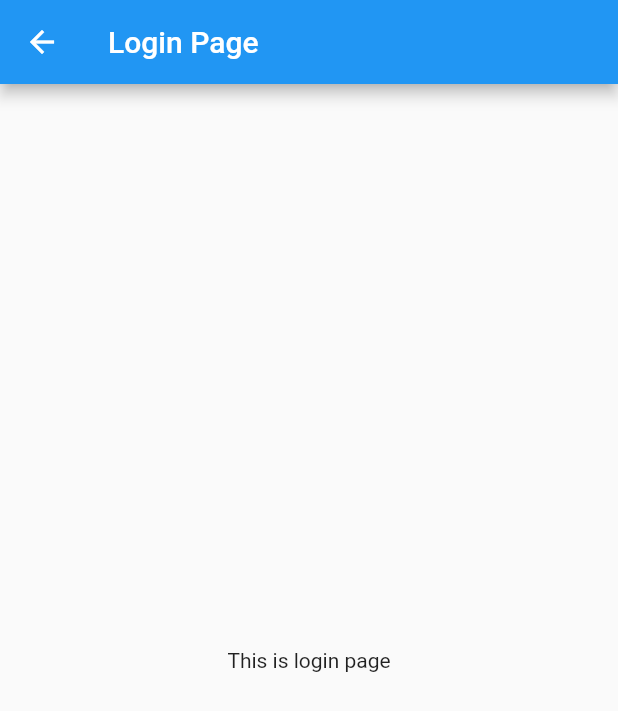
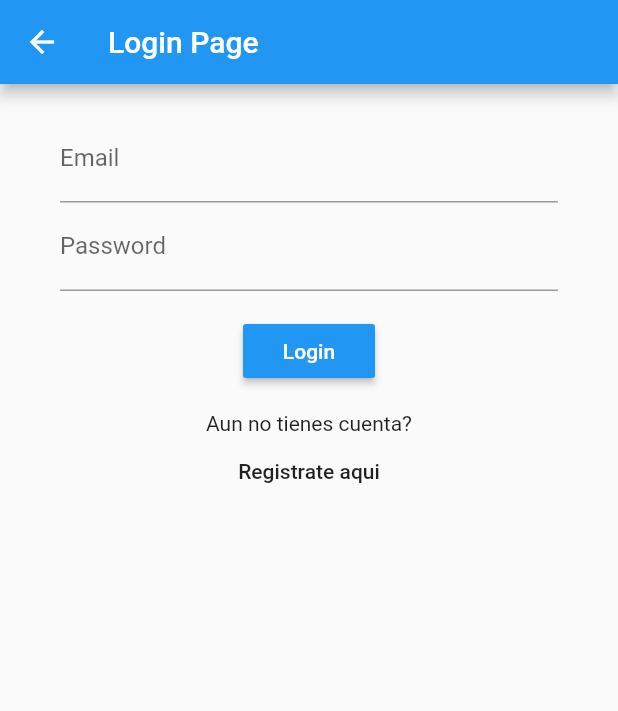
Before and after one commit to jinostrozam/crud_starterapp, a Flutter app: the screen it shows after launch, in the side drawer, after a tap on "Login", on a phone screen of 412 x 824 dp. Shown: the top 711 px of the screen. Run offline on Flutter 3.47's test engine with Material 2 defaults, Android fonts, the phone set to English and light mode, and no system bars; our stand-ins replace email_validator, firebase_auth, firebase_core; accounts and stored records are empty.

Commit message:
login form with validation and firebase auth done

```diff
--- a/lib/pages/login_page.dart
+++ b/lib/pages/login_page.dart
@@ -1,4 +1,7 @@
+import 'package:email_validator/email_validator.dart';
+import 'package:firebase_auth/firebase_auth.dart';
 import 'package:flutter/material.dart';
+import 'package:starterapp/pages/register_page.dart';
 
 class LoginPage extends StatefulWidget {
   @override
@@ -6,13 +9,101 @@ class LoginPage extends StatefulWidget {
 }
 
 class _LoginPageState extends State<LoginPage> {
+  final FirebaseAuth _auth = FirebaseAuth.instance;
+  final _registerFormKey = GlobalKey<FormState>();
+  final _emailController = TextEditingController();
+  final _passwordController = TextEditingController();
+
+  @override
+  void dispose() {
+    _emailController.dispose();
+    _passwordController.dispose();
+    super.dispose();
+  }
+
   @override
   Widget build(BuildContext context) {
     return Scaffold(
       appBar: AppBar(
         title: Text("Login Page"),
       ),
-      body: Center(child: Text('This is login page')),
+      body: SingleChildScrollView(
+        child: Form(
+          key: _registerFormKey,
+          child: Padding(
+            padding: EdgeInsets.symmetric(horizontal: 40.0, vertical: 20.0),
+            child: Column(
+              children: <Widget>[
+                TextFormField(
+                  controller: _emailController,
+                  decoration: InputDecoration(labelText: 'Email'),
+                  keyboardType: TextInputType.emailAddress,
+                  validator: (value) {
+                    if (value.isEmpty) {
+                      return 'Please enter email';
+                    } else if (!EmailValidator.validate(value)) {
+                      return 'Please enter valid email';
+                    }
+                    return null;
+                  },
+                ),
+                TextFormField(
+                  controller: _passwordController,
+                  decoration: InputDecoration(labelText: 'Password'),
+                  obscureText: true,
+                  validator: (value) {
+                    if (value.isEmpty) {
+                      return 'Please enter password';
+                    }
+                    return null;
+                  },
+                ),
+                Container(
+                  margin: const EdgeInsets.only(top: 16.0, bottom: 16.0),
+                  child: RaisedButton(
+                    child: Text("Login"),
+                    color: Theme.of(context).primaryColor,
+                    textColor: Colors.white,
+                    onPressed: () {
+                      if (_registerFormKey.currentState.validate()) {
+                        _signIn();
+                        // print('Validation Ok! Submit!');
+                        // print('name: ${_nameController.text}');
+                        // print('email: ${_emailController.text}');
+                        // print('password: ${_passwordController.text}');
+                        // print(
+                        //     'confirmPassword: ${_confirmPasswordController.text}');
+                      }
+                    },
+                  ),
+                ),
+                Text("Aun no tienes cuenta?"),
+                FlatButton(
+                  child: Text("Registrate aqui"),
+                  onPressed: () {
+                    Navigator.push(
+                      context,
+                      MaterialPageRoute(builder: (context) => LoginPage()),
+                    );
+                  },
+                )
+              ],
+            ),
+          ),
+        ),
+      ),
     );
   }
+
+  void _signIn() async {
+    try {
+      final User user = (await _auth.signInWithEmailAndPassword(
+              email: _emailController.text, password: _passwordController.text))
+          .user;
+
+      Navigator.pushNamed(context, '/');
+    } catch (e) {
+      print('Ocurrio un error al ingresar. $e');
+    }
+  }
 }
```
